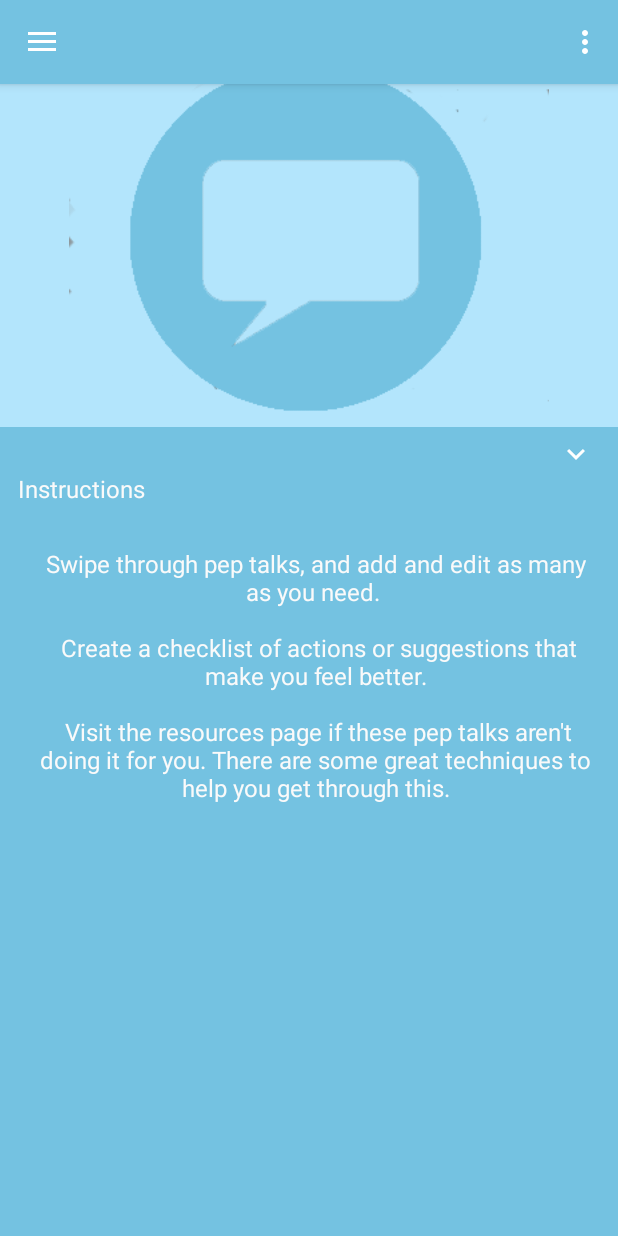
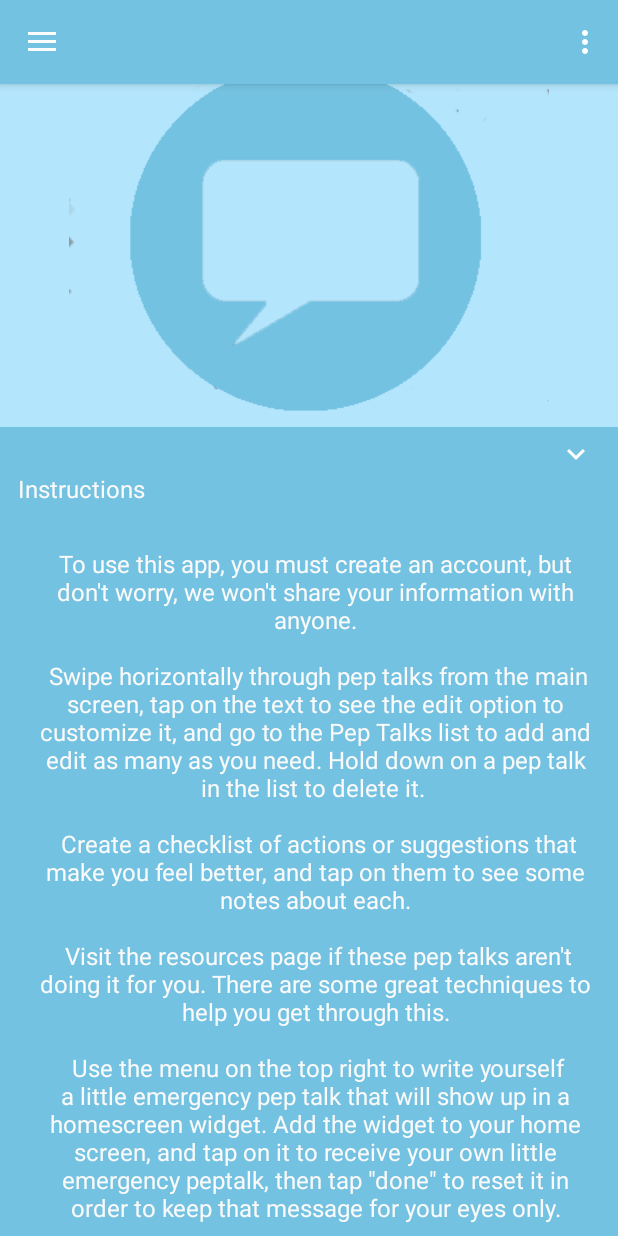
Before and after one commit to alicelubic/Pep-Talk-Project-4, an Android app: the screen it shows after launch (MainActivity), in the side drawer, after a tap on "Instructions", on a phone screen of 412 x 824 dp. Run offline under Robolectric (Android 15) with nearby library versions, the light colour scheme and no system bars; our stand-ins replace Firebase (no records; nobody signed in at launch, a user with empty details on screens opened directly); libraries missing offline, so code that uses them is left out: com.getbase.floatingactionbutton; plain views replace FloatingActionButton, FloatingActionsMenu; 7 statements that could not run were skipped.

Commit message:
changed string res a lil

```diff
--- a/PepTalkApp/app/build.gradle
+++ b/PepTalkApp/app/build.gradle
@@ -8,8 +8,8 @@ android {
         applicationId "owlslubic.peptalkapp"
         minSdkVersion 16
         targetSdkVersion 24
-        versionCode 4
-        versionName "1.3 - alpha"
+        versionCode 5
+        versionName "1.4 - alpha"
     }
     buildTypes {
         release {
--- a/PepTalkApp/app/src/main/res/values/strings.xml
+++ b/PepTalkApp/app/src/main/res/values/strings.xml
@@ -11,12 +11,15 @@
 
     <string name="about_text">This app is for anyone who could use a pep talk when you\'re feeling down. \n\n
         Stress and negative emotions can make it hard to think straight leaving them you stuck in that rut. \n\n
-        This app reminds you to take a moment to ground yourself, and helps you take an active approach to feeling better.\n\n\nCredit for the lovely icon goes to Jane Ruby.</string>
+        This app reminds you to take a moment to ground yourself, and helps you take an active approach to feeling better.
+        </string>
 
     <string name="instructions_text">
-        Swipe through pep talks, and add and edit as many as you need. \n\n
-         Create a checklist of actions or suggestions that make you feel better.\n\n
-        Visit the resources page if these pep talks aren\'t doing it for you. There are some great techniques to help you get through this.
+        To use this app, you must create an account, but don\'t worry, we won\'t share your information with anyone.\n\n
+        Swipe horizontally through pep talks from the main screen, tap on the text to see the edit option to customize it, and go to the Pep Talks list to add and edit as many as you need. Hold down on a pep talk in the list to delete it. \n\n
+        Create a checklist of actions or suggestions that make you feel better, and tap on them to see some notes about each.\n\n
+        Visit the resources page if these pep talks aren\'t doing it for you. There are some great techniques to help you get through this.\n\n
+        Use the menu on the top right to write yourself a little emergency pep talk that will show up in a homescreen widget. Add the widget to your home screen, and tap on it to receive your own little emergency peptalk, then tap \"done\" to reset it in order to keep that message for your eyes only.
     </string>
 
     <string name="more_resources_text">Of all the stress management philosophies we\'ve explored, and all the tips and tricks we\'ve used to get through mood lows or bad days, we\'ve have found that the concepts of Mindfulness benefit us most. \n\n
```
Also changed, not shown: PepTalkApp/app/src/main/res/layout/widget_layout.xml (+4 -3 lines).
